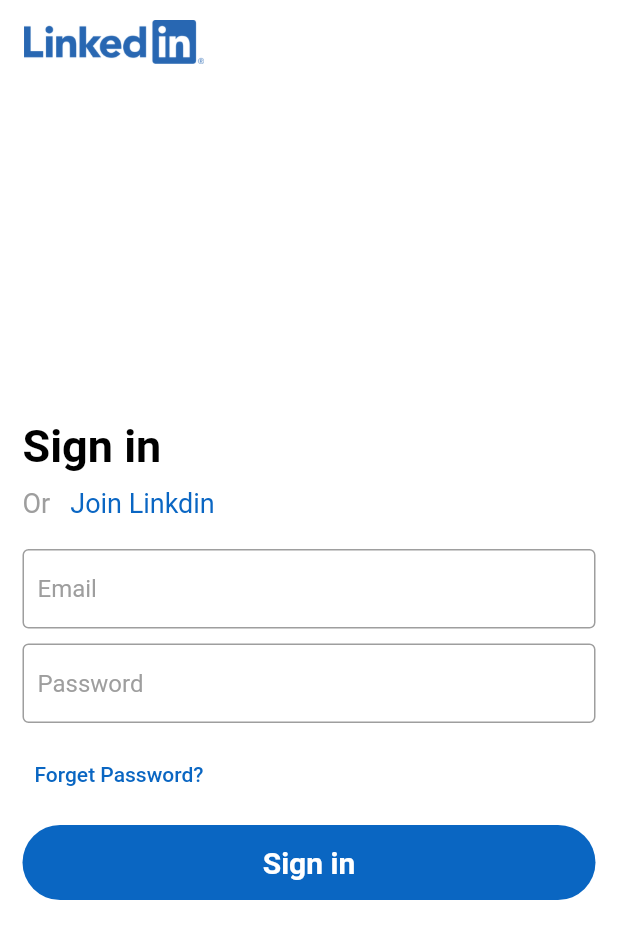
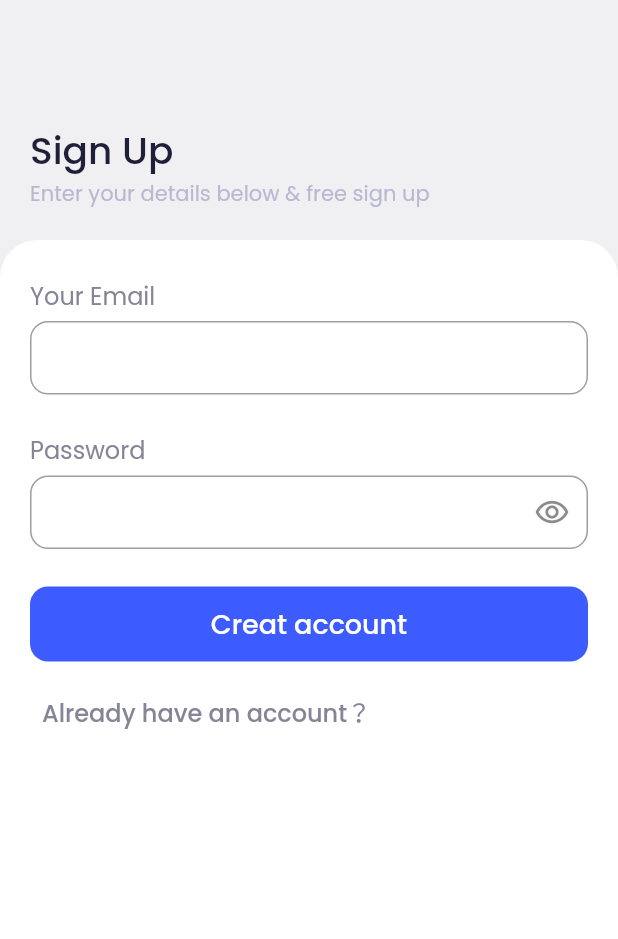
Before and after one commit to morzabzrgzd/Youtube-Source, a Flutter app: the screen it shows after launch, on a phone screen of 412 x 824 dp. Shown: the top 939 px of the screen. Run offline on Flutter 3.47's test engine with Material 2 defaults, Android fonts, the phone set to English and light mode, and no system bars; our stand-ins replace google_fonts; missing offline and left inert: swipeable_card_stack.

Commit message:
login page

```diff
--- a/lib/main.dart
+++ b/lib/main.dart
@@ -1,5 +1,5 @@
 import 'package:flutter/material.dart';
-import 'package:youtube_source/pages/linkdin_lofin_page.dart';
+import 'package:youtube_source/pages/login_page.dart';
 
 void main() {
   runApp(const MyApp());
@@ -14,8 +14,8 @@
     return MaterialApp(
       debugShowCheckedModeBanner: false,
       title: 'Youtube Sourece',
-      theme: ThemeData.dark(),
-      home: const LinkdinLoginPage(),
+      theme: ThemeData.light(),
+      home: const LoginPage(),
     );
   }
 }
--- /dev/null
+++ b/lib/pages/login_page.dart
@@ -0,0 +1,175 @@
+import 'package:flutter/material.dart';
+import 'package:google_fonts/google_fonts.dart';
+
+class LoginPage extends StatelessWidget {
+  const LoginPage({super.key});
+
+  @override
+  Widget build(BuildContext context) {
+    return Scaffold(
+      backgroundColor: const Color(0xfff0f0f2),
+      body: SafeArea(
+        child: Column(
+          children: [
+            Container(
+              alignment: Alignment.bottomLeft,
+              padding: const EdgeInsets.symmetric(horizontal: 20, vertical: 20),
+              width: double.infinity,
+              height: 160,
+              child: Column(
+                mainAxisSize: MainAxisSize.min,
+                crossAxisAlignment: CrossAxisAlignment.start,
+                children: [
+                  Text(
+                    'Sign Up',
+                    style: GoogleFonts.poppins(
+                      fontSize: 25,
+                      fontWeight: FontWeight.w500,
+                      color: const Color(0xff1f1f39),
+                    ),
+                  ),
+                  Text(
+                    'Enter your details below & free sign up',
+                    style: GoogleFonts.poppins(
+                      fontSize: 14,
+                      color: const Color(0xffb8b8d2),
+                    ),
+                  ),
+                ],
+              ),
+            ),
+            Expanded(
+              child: Container(
+                width: double.infinity,
+                decoration: const BoxDecoration(
+                  color: Colors.white,
+                  borderRadius: BorderRadius.only(
+                    topLeft: Radius.circular(25),
+                    topRight: Radius.circular(25),
+                  ),
+                ),
+                child: SingleChildScrollView(
+                  padding: const EdgeInsets.symmetric(horizontal: 20),
+                  child: Column(
+                    crossAxisAlignment: CrossAxisAlignment.start,
+                    children: [
+                      const SizedBox(height: 25),
+                      const BuildTextField(
+                        keyboardType: TextInputType.emailAddress,
+                        obscureText: false,
+                        title: 'Your Email',
+                        suffixIcon: SizedBox(),
+                      ),
+                      const SizedBox(height: 25),
+                      const BuildTextField(
+                        keyboardType: TextInputType.visiblePassword,
+                        obscureText: true,
+                        title: 'Password',
+                        suffixIcon: Icon(Icons.remove_red_eye_outlined),
+                      ),
+                      const SizedBox(height: 25),
+                      SizedBox(
+                        height: 50,
+                        width: double.infinity,
+                        child: ElevatedButton(
+                          style: ElevatedButton.styleFrom(
+                            elevation: 0,
+                            shadowColor: Colors.transparent,
+                            backgroundColor: const Color(0xff3d5cff),
+                            shape: RoundedRectangleBorder(
+                              borderRadius: BorderRadius.circular(12),
+                            ),
+                          ),
+                          onPressed: () {},
+                          child: Text(
+                            'Creat account',
+                            style: GoogleFonts.poppins(
+                              fontSize: 18,
+                              color: Colors.white,
+                            ),
+                          ),
+                        ),
+                      ),
+                      const SizedBox(height: 10),
+                      TextButton(
+                        style: TextButton.styleFrom(),
+                        onPressed: () {},
+                        child: Text(
+                          'Already have an account？',
+                          style: GoogleFonts.poppins(
+                            fontSize: 16,
+                            color: const Color(0xff858597),
+                          ),
+                        ),
+                      ),
+                    ],
+                  ),
+                ),
+              ),
+            )
+          ],
+        ),
+      ),
+    );
+  }
+}
+
+class BuildTextField extends StatelessWidget {
+  const BuildTextField({
+    super.key,
+    required this.title,
+    required this.keyboardType,
+    required this.obscureText,
+    required this.suffixIcon,
+  });
+
+  final String title;
+  final TextInputType keyboardType;
+  final bool obscureText;
+  final Widget suffixIcon;
+
+  @override
+  Widget build(BuildContext context) {
+    return Column(
+      crossAxisAlignment: CrossAxisAlignment.start,
+      children: [
+        Text(
+          title,
+          style: GoogleFonts.poppins(
+            fontSize: 16,
+            color: const Color(0xff858597),
+          ),
+        ),
+        const SizedBox(height: 5),
+        TextField(
+          obscureText: obscureText,
+          cursorColor: Colors.grey,
+          cursorHeight: 23,
+          keyboardType: keyboardType,
+          decoration: InputDecoration(
+            // hintText: 'Email',
+            // hintStyle: GoogleFonts.poppins(color: Colors.grey),
+            suffixIcon: suffixIcon,
+            contentPadding: const EdgeInsets.symmetric(
+              horizontal: 10,
+              vertical: 15,
+            ),
+            isCollapsed: true,
+            enabledBorder: OutlineInputBorder(
+              borderRadius: BorderRadius.circular(12),
+              borderSide: const BorderSide(
+                color: Colors.grey,
+              ),
+            ),
+            focusedBorder: OutlineInputBorder(
+              borderRadius: BorderRadius.circular(12),
+              borderSide: const BorderSide(
+                color: Colors.grey,
+              ),
+            ),
+          ),
+        )
+      ],
+    );
+  }
+}
```
